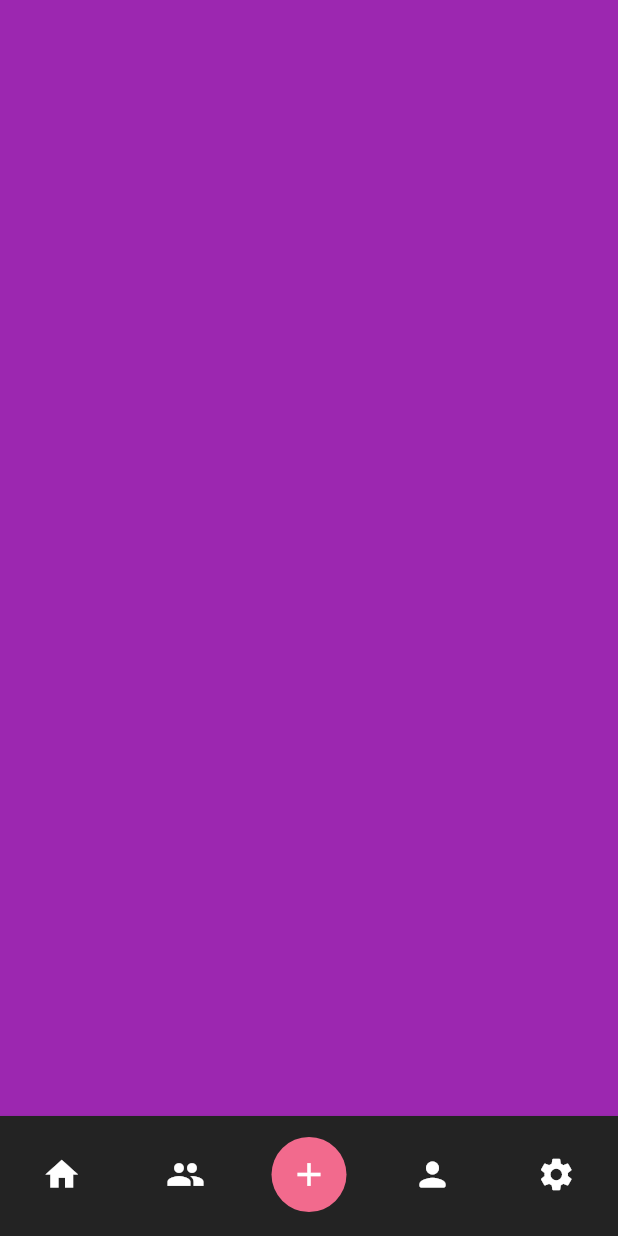
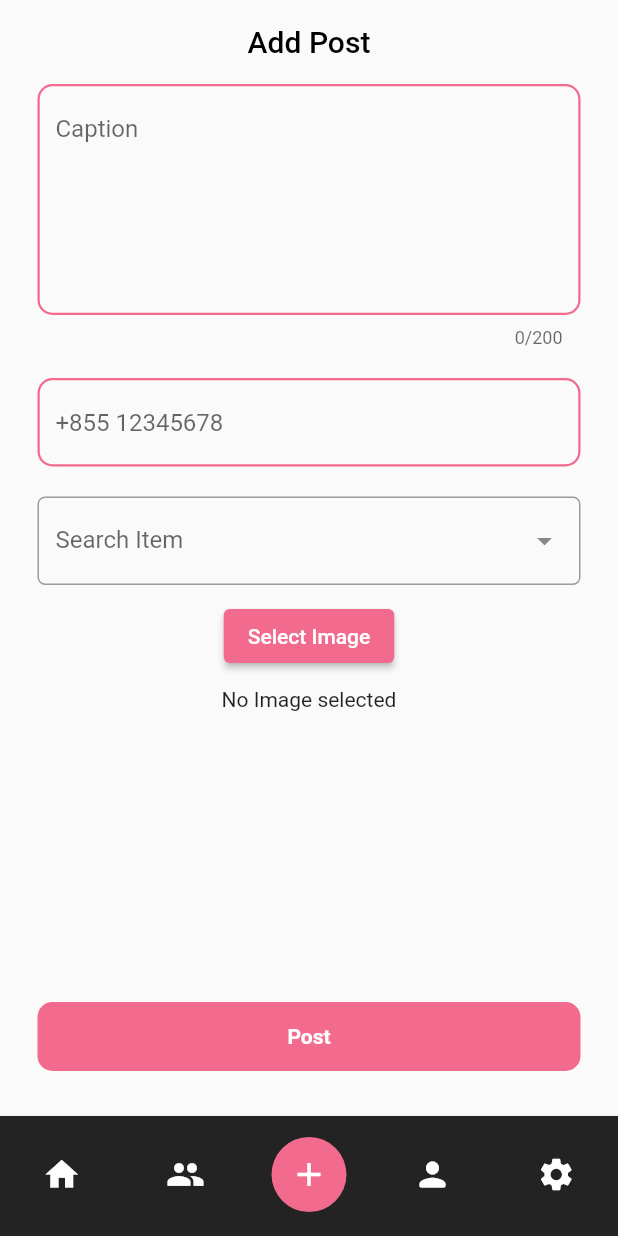
Before and after one commit to Sweet-Zip/AdoptMe, a Flutter app: the ItemMainScreen screen opened directly, item 3 of the bottom bar chosen, on a phone screen of 412 x 824 dp. Run offline on Flutter 3.47's test engine with Material 2 defaults, Android fonts, the light colour scheme and no system bars; our stand-ins replace cloud_firestore, firebase_auth, firebase_core, firebase_database, flutter_spinkit, flutter_typeahead and 4 more; accounts and stored records are empty; network calls fail.

Commit message:
Add 'Add Post Screen'

```diff
--- a/lib/main.dart
+++ b/lib/main.dart
@@ -1,8 +1,10 @@
 import 'package:firebase_core/firebase_core.dart';
 import 'package:flutter/material.dart';
+import 'package:get/get.dart';
 import 'package:provider/provider.dart';
 
 import 'firebase_options.dart';
+import 'helpers/user_repository.dart';
 import 'screens/splash_screen.dart';
 import 'themes/themeProvider.dart';
 
@@ -12,7 +14,7 @@ Future<void> main() async {
   await Firebase.initializeApp(
     options: DefaultFirebaseOptions.currentPlatform,
   );
-
+/*  Get.put<UserRepository>();*/
   runApp(
     MultiProvider(
       providers: [
--- /dev/null
+++ b/lib/screens/add_post_screen.dart
@@ -0,0 +1,205 @@
+import 'dart:io';
+
+import 'package:adoptme/components/custom_textFormField.dart';
+import 'package:adoptme/components/my_appbar.dart';
+import 'package:adoptme/components/my_button.dart';
+import 'package:flutter/cupertino.dart';
+import 'package:flutter/material.dart';
+import 'package:flutter_typeahead/flutter_typeahead.dart';
+import 'package:image_picker/image_picker.dart';
+
+class AddPostScreen extends StatefulWidget {
+  const AddPostScreen({super.key});
+
+  @override
+  State<AddPostScreen> createState() => _AddPostScreenState();
+}
+
+class _AddPostScreenState extends State<AddPostScreen> {
+  final GlobalKey<FormState> _formKey = GlobalKey<FormState>();
+  final TextEditingController _typeAheadController = TextEditingController();
+  String? selectedValue;
+  final List<String> _items = ['Dog', 'Cat', 'Bird', 'Fish', 'Other'];
+  final TextEditingController _captionController = TextEditingController();
+  final TextEditingController _contactController = TextEditingController();
+
+  @override
+  Widget build(BuildContext context) {
+    return Scaffold(
+      appBar: const MyAppBar(
+        title: 'Add Post',
+      ),
+      body: SafeArea(
+        child: _buildBody(),
+      ),
+    );
+  }
+
+  final picker = ImagePicker();
+  File? _image;
+
+  //Image Picker function to get image from gallery
+  Future getImageFromGallery() async {
+    final pickedFile = await picker.pickImage(source: ImageSource.gallery);
+
+    setState(() {
+      if (pickedFile != null) {
+        _image = File(pickedFile.path);
+      }
+    });
+  }
+
+  Future getImageFromCamera() async {
+    final pickedFile = await picker.pickImage(source: ImageSource.camera);
+
+    setState(() {
+      if (pickedFile != null) {
+        _image = File(pickedFile.path);
+      }
+    });
+  }
+
+  //Show options to get image from camera or gallery
+  Future showOptions() async {
+    showCupertinoModalPopup(
+      context: context,
+      builder: (context) => CupertinoActionSheet(
+        actions: [
+          CupertinoActionSheetAction(
+            child: const Text('Photo Gallery'),
+            onPressed: () {
+              // close the options modal
+              Navigator.of(context).pop();
+              // get image from gallery
+              getImageFromGallery();
+            },
+          ),
+          CupertinoActionSheetAction(
+            child: const Text('Camera'),
+            onPressed: () {
+              // close the options modal
+              Navigator.of(context).pop();
+              // get image from camera
+              getImageFromCamera();
+            },
+          ),
+        ],
+      ),
+    );
+  }
+
+  OutlineInputBorder outLine(Color color) {
+    return OutlineInputBorder(
+      borderSide: BorderSide(color: color, width: 1.5),
+      borderRadius: BorderRadius.circular(10.0),
+    );
+  }
+
+  Widget _buildBody() {
+    return Form(
+      key: _formKey,
+      child: SingleChildScrollView(
+        child: Center(
+          child: Column(
+            children: <Widget>[
+              Padding(
+                padding: const EdgeInsets.symmetric(horizontal: 25),
+                child: TextFormField(
+                  minLines: 6,
+                  maxLines: null,
+                  maxLength: 200,
+                  controller: _captionController,
+                  keyboardType: TextInputType.multiline,
+                  decoration: InputDecoration(
+                    hintText: 'Caption',
+                    enabledBorder:
+                        outLine(Theme.of(context).colorScheme.primary),
+                    focusedBorder:
+                        outLine(Theme.of(context).colorScheme.primary),
+                    errorBorder: outLine(Colors.red),
+                    focusedErrorBorder:
+                        outLine(Theme.of(context).colorScheme.primary),
+                  ),
+                ),
+              ),
+              const SizedBox(height: 20),
+              CustomTextField(
+                hintText: '+855 12345678',
+                controller: _contactController,
+                obscureText: false,
+                validValue: 'Input your contact number',
+                inputType: TextInputType.phone,
+              ),
+              const SizedBox(height: 20),
+              Padding(
+                padding: const EdgeInsets.symmetric(horizontal: 25.0),
+                child: GestureDetector(
+                  onTap: () {
+                    _typeAheadController.clear();
+                    FocusScope.of(context).unfocus();
+                  },
+                  child: TypeAheadFormField(
+                    textFieldConfiguration: TextFieldConfiguration(
+                      controller: _typeAheadController,
+                      decoration: InputDecoration(
+                        labelText: 'Search Item',
+                        suffixIcon: const Icon(Icons.arrow_drop_down),
+                        border: OutlineInputBorder(
+                          borderRadius: BorderRadius.circular(5),
+                        ),
+                      ),
+                    ),
+                    itemBuilder: (context, suggestion) => ListTile(
+                      title: Text(suggestion),
+                    ),
+                    suggestionsCallback: (pattern) {
+                      final List<String> filteredItems = _items
+                          .where((item) => item
+                              .toLowerCase()
+                              .contains(pattern.toLowerCase()))
+                          .toList();
+                      return filteredItems;
+                    },
+                    transitionBuilder: (context, suggestionsBox, controller) =>
+                        suggestionsBox,
+                    onSuggestionSelected: (suggestion) {
+                      _typeAheadController.text = suggestion;
+                      print('Selected: $suggestion');
+                    },
+                    validator: (value) =>
+                        value!.isEmpty ? 'Select animal type' : null,
+                    onSaved: (value) => selectedValue = value,
+                  ),
+                ),
+              ),
+              const SizedBox(height: 10),
+              ElevatedButton(
+                onPressed: showOptions,
+                child: const Text('Select Image'),
+              ),
+              const SizedBox(height: 10),
+              SizedBox(
+                height: 200,
+                child: _image == null
+                    ? const Text('No Image selected')
+                    : Image.file(
+                        _image!,
+                      ),
+              ),
+              const SizedBox(height: 10),
+              Padding(
+                padding: const EdgeInsets.only(bottom: 25),
+                child: GestureDetector(
+                  onTap: () {},
+                  child: const MyButton(
+                    textString: 'Post',
+                  ),
+                ),
+              )
+            ],
+          ),
+        ),
+      ),
+    );
+  }
+}
--- a/lib/screens/item_main_screen.dart
+++ b/lib/screens/item_main_screen.dart
@@ -1,6 +1,7 @@
 
 import 'package:flutter/material.dart';
 
+import 'add_post_screen.dart';
 import 'sub_screen/category_screen.dart';
 import 'sub_screen/home_screen.dart';
 import 'sub_screen/profile_screen.dart';
@@ -25,12 +26,12 @@ class _ItemMainScreenState extends State<ItemMainScreen> {
   Widget _buildBody() {
     return IndexedStack(
       index: _currentIndex,
-      children: [
-        const HomeScreen(),
-        const CategoryScreen(),
-        Container(color: Colors.purple),
-        const ProfileScreen(),
-        const SettingScreen(),
+      children: const [
+        HomeScreen(),
+        CategoryScreen(),
+        AddPostScreen(),
+        ProfileScreen(),
+        SettingScreen(),
       ],
     );
   }
--- a/pubspec.yaml
+++ b/pubspec.yaml
@@ -41,14 +41,12 @@ dependencies:
   cloud_firestore: ^4.12.0
   firebase_auth: ^4.11.1
   email_validator: ^2.1.17
-
-
-  # The following adds the Cupertino Icons font to your application.
-  # Use with the CupertinoIcons class for iOS style icons.
+  flutter_typeahead: ^4.8.0
   cupertino_icons: ^1.0.6
   flutter_staggered_grid_view: ^0.7.0
   firebase_database: ^10.3.2
   get: ^4.6.6
+  image_picker: ^1.0.4
 
 dev_dependencies:
   flutter_test:
```
Also changed, not shown: lib/helpers/user_repository.dart (+32 -1 lines), lib/screens/forgot_pass_screen.dart (+16 -4 lines), lib/screens/login_screen.dart (+8 -21 lines), pubspec.lock, 6 other files.
